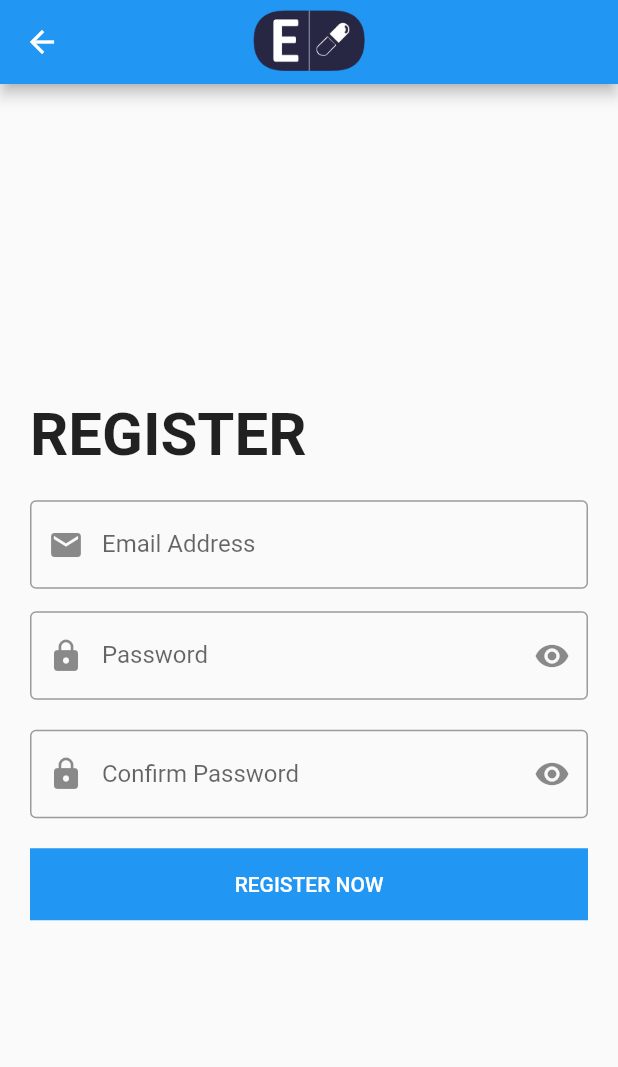
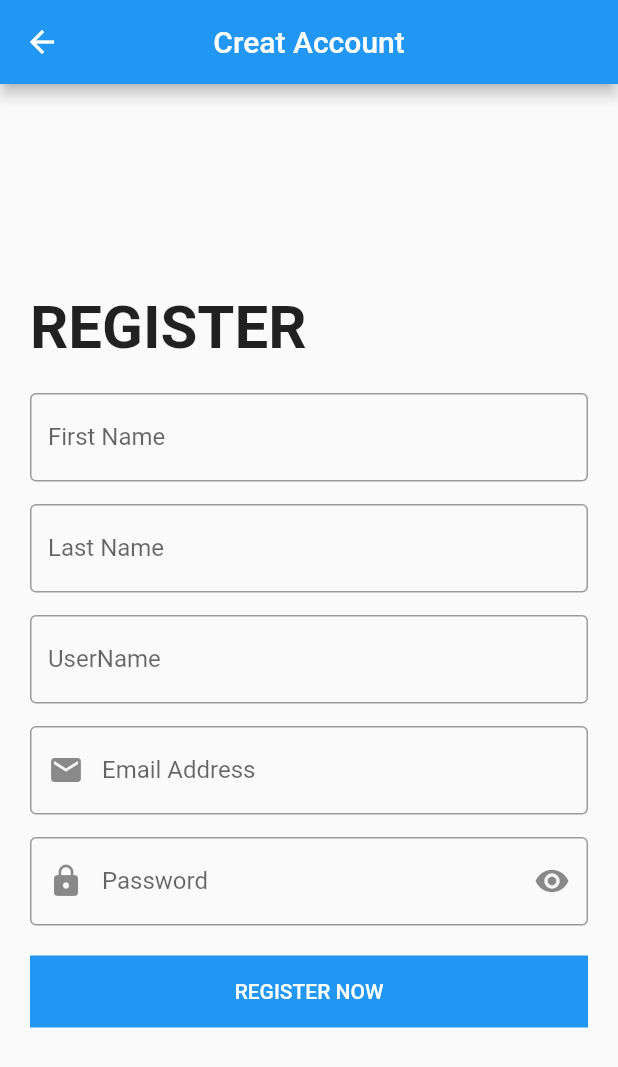
Before and after one commit to MahmoudNassim/Easy-Drugs, a Flutter app: the RegisterL screen opened by its route, on a phone screen of 412 x 824 dp. Shown: the top 1067 px of the screen. Run offline on Flutter 3.47's test engine with Material 2 defaults, Android fonts, the light colour scheme and no system bars; our stand-ins replace animated_splash_screen.

Commit message:
add userName

```diff
--- a/lib/LoginScreen.dart
+++ b/lib/LoginScreen.dart
@@ -1,8 +1,5 @@
 import 'package:dd/RegisterL.dart';
 import 'package:flutter/material.dart';
-import 'package:flutter/services.dart';
-import 'package:flutter/src/widgets/container.dart';
-import 'package:flutter/src/widgets/framework.dart';
 
 class LoginScreen extends StatelessWidget {
   static const RouteName = 'LoginScreen';
--- a/lib/RegisterL.dart
+++ b/lib/RegisterL.dart
@@ -4,39 +4,75 @@ class RegisterL extends StatelessWidget {
   static const RouteName = 'RegisterL';
   var emailController = TextEditingController();
   var passwordController = TextEditingController();
+  var UserName = TextEditingController();
   @override
   Widget build(BuildContext context) {
     return Scaffold(
       appBar: AppBar(
-              title: Image(
-                image : AssetImage(('Assets/Images/E5.png'),
-                ),
-                height : 80 ,
-                width : 80 ,
-              ),
-              centerTitle:true ,
+        title: Text('Creat Account'),
+        centerTitle: true,
       ),
       body: Padding(
         padding: const EdgeInsets.all(20.0),
         child: Center(
           child: SingleChildScrollView(
-               child: Column(
-                crossAxisAlignment: CrossAxisAlignment.start,
-                children: [
+            child:
+                Column(crossAxisAlignment: CrossAxisAlignment.stretch, children: [
               Text(
                 'REGISTER',
                 style: TextStyle(
                   fontSize: 40,
                   fontWeight: FontWeight.bold,
                 ),
-               ) ,
+              ),
               SizedBox(
                 height: 20,
               ),
+              //First Name
+                            TextFormField(
+                  onFieldSubmitted: (value) {
+                    print(value);
+                  },
+                  decoration: InputDecoration(
+                    labelText: 'First Name',
+                    border: OutlineInputBorder(),
+                  )),
+              SizedBox(
+                height: 15,
+              ),
+
+              // Last Name
+                            TextFormField(
+                  onFieldSubmitted: (value) {
+                    print(value);
+                  },
+                  decoration: InputDecoration(
+                    labelText: 'Last Name',
+                    border: OutlineInputBorder(),
+                  )),
+              SizedBox(
+                height: 15,
+              ),
+
+              //User Name
+              TextFormField(
+                  controller: UserName,
+                  keyboardType: TextInputType.emailAddress,
+                  onFieldSubmitted: (value) {
+                    print(value);
+                  },
+                  decoration: InputDecoration(
+                    labelText: 'UserName',
+                    border: OutlineInputBorder(),
+                  )),
+              SizedBox(
+                height: 15,
+              ),
+
               //EmailAddress
               TextFormField(
                   controller: emailController,
-                keyboardType:TextInputType.emailAddress ,
+                  keyboardType: TextInputType.emailAddress,
                   onFieldSubmitted: (value) {
                     print(value);
                   },
@@ -46,20 +82,18 @@ var passwordController = TextEditingController();
                     prefixIcon: Icon(
                       Icons.email,
                     ),
-                )
-               ),
+                  )),
               SizedBox(
                 height: 15,
               ),
               //PAssword
               TextFormField(
                   controller: passwordController,
-                keyboardType:TextInputType.visiblePassword ,
+                  keyboardType: TextInputType.visiblePassword,
                   obscureText: true,
                   onFieldSubmitted: (value) {
                     print(value);
                   },
-
                   decoration: InputDecoration(
                     labelText: 'Password',
                     border: OutlineInputBorder(),
@@ -69,48 +103,25 @@ var passwordController = TextEditingController();
                     suffixIcon: Icon(
                       Icons.remove_red_eye,
                     ),
-                )
-               ),
+                  )),
               SizedBox(
                 height: 20,
               ),
-                              TextFormField(
-                controller: passwordController,
-                keyboardType:TextInputType.visiblePassword ,
-                obscureText: true,
-                onFieldSubmitted: (value) {
-                  print(value);
-                },
-
-                decoration: InputDecoration(
-                  labelText: 'Confirm Password',
-                  border: OutlineInputBorder(),
-                  prefixIcon: Icon(
-                  Icons.lock,
-                 ),
-                 suffixIcon: Icon(
-                  Icons.remove_red_eye,
-                 ),
-                )
-               ),
-               SizedBox(
-                height: 20,
-               ),
-
               //Register BUTTON
               Container(
                 width: double.infinity,
                 color: Colors.blue,
-                 child: MaterialButton(onPressed: (){
+                child: MaterialButton(
+                  onPressed: () {
                     print(emailController.text);
                     print(passwordController.text);
+                    print(UserName.text);
                   },
                   child: Text(
                     'REGISTER NOW',
-                  style:TextStyle(
-                    color: Colors.white
-                  ) ,
-                 ),),
+                    style: TextStyle(color: Colors.white),
+                  ),
+                ),
               ),
             ]),
           ),
--- a/lib/main.dart
+++ b/lib/main.dart
@@ -3,7 +3,6 @@
 import 'package:dd/LoginScreen.dart';
 import 'package:dd/MedScreen.dart';
 import 'package:dd/RegisterL.dart';
-import 'package:dd/Splash.dart';
 import 'package:flutter/material.dart';
 
 void main() {
```
Lines whose indentation alone changed are shown as unchanged.
